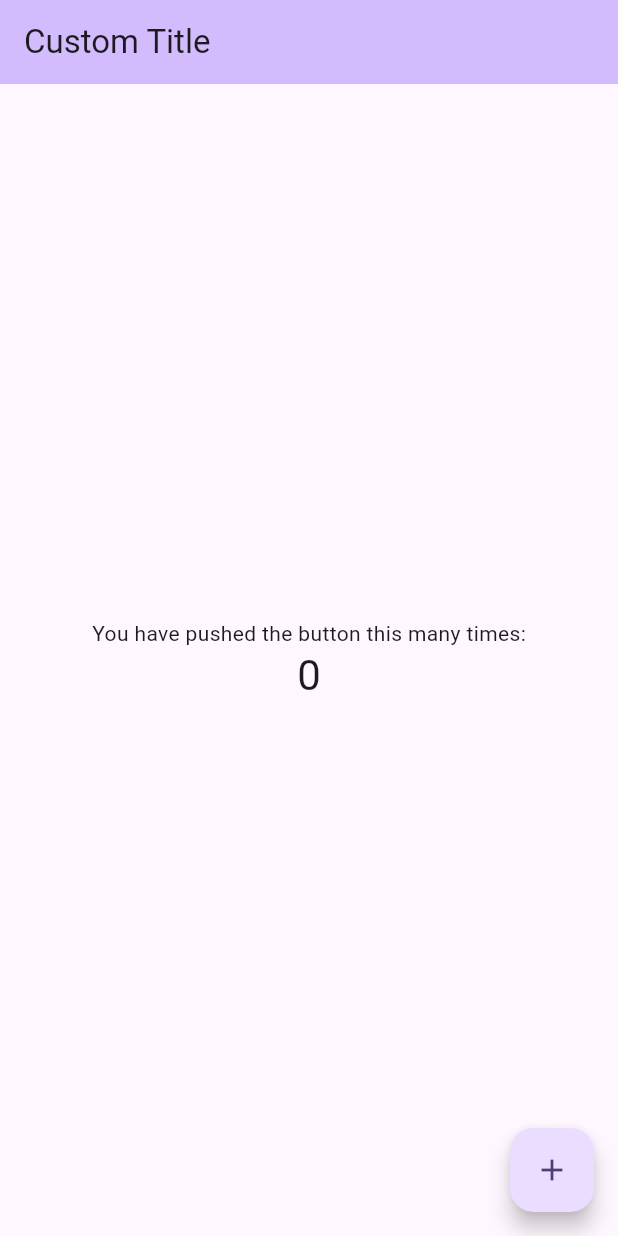
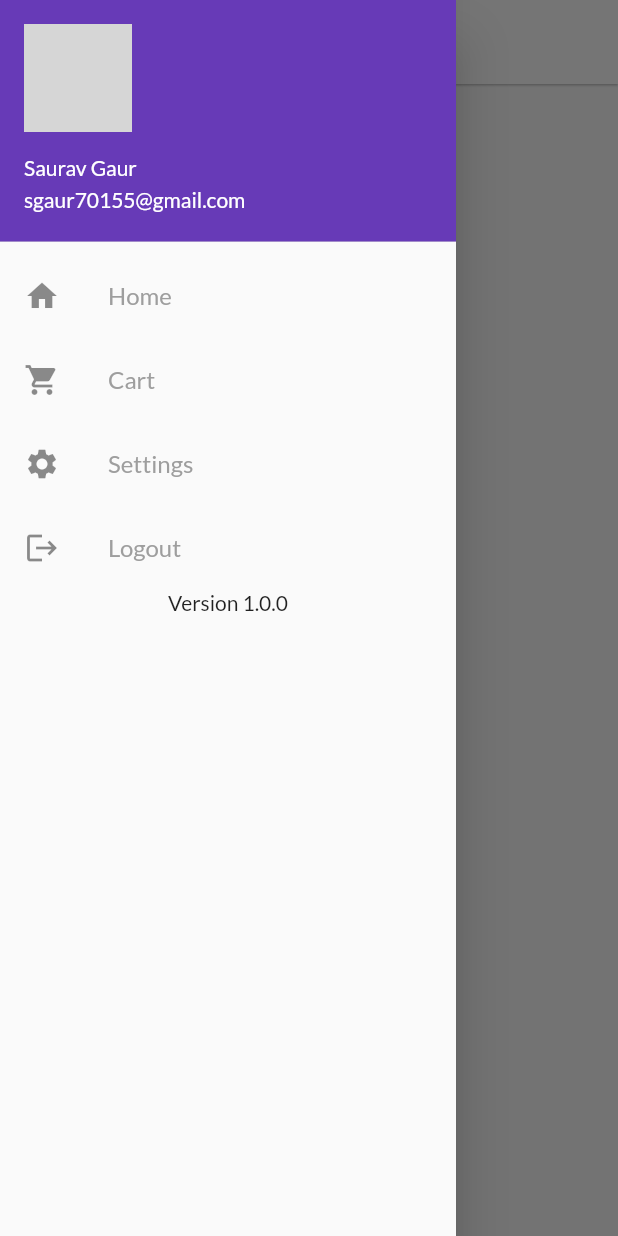
Before and after one commit to SauravGaur1/learn_flutter, a Flutter app: the screen it shows after launch, with the side drawer open (before the commit the screen has no drawer), on a phone screen of 412 x 824 dp. Run offline on Flutter 3.47's test engine with Material 2 defaults, Android fonts, the phone set to English and light mode, and no system bars; our stand-ins replace google_fonts; network calls fail; grey boxes are pictures that could not be loaded.

Commit message:
added drawer

```diff
--- a/lib/main.dart
+++ b/lib/main.dart
@@ -1,4 +1,9 @@
 import 'package:flutter/material.dart';
+import 'package:flutter_start/utils/routes.dart';
+import 'package:flutter_start/utils/themes.dart';
+import 'package:flutter_start/views/homePage.dart';
+import 'package:flutter_start/views/loginPage.dart';
+import 'package:google_fonts/google_fonts.dart';
 
 void main() {
   runApp(const MyApp());
@@ -13,58 +18,14 @@ class MyApp extends StatelessWidget {
     return MaterialApp(
       title: 'Flutter Demo',
       debugShowCheckedModeBanner: false,
-      theme: ThemeData(
-        colorScheme: ColorScheme.fromSeed(seedColor: Colors.deepPurple),
-        useMaterial3: true,
-      ),
-      home: const MyHomePage(title: 'Custom Title'),
+      initialRoute: MyRoutes.homeRoute,
+      routes: {
+        MyRoutes.homeRoute : (context)=> HomePage(),
+        MyRoutes.loginRoute : (context) => LoginPage()
+      },
+      theme: MyThemes.lightTheme(context),
+      darkTheme: MyThemes.darkTheme(context),
+      themeMode: MyThemes.getThemeMode(),
     );
   }
 }
-
-class MyHomePage extends StatefulWidget {
-  const MyHomePage({super.key, required this.title});
-  final String title;
-
-  @override
-  State<MyHomePage> createState() => _MyHomePageState();
-}
-
-class _MyHomePageState extends State<MyHomePage> {
-  int _counter = 0;
-
-  void _incrementCounter() {
-    setState(() {
-      _counter++;
-    });
-  }
-
-  @override
-  Widget build(BuildContext context) {
-    return Scaffold(
-      appBar: AppBar(
-        backgroundColor: Theme.of(context).colorScheme.inversePrimary,
-        title: Text(widget.title),
-      ),
-      body: Center(
-        child: Column(
-          mainAxisAlignment: MainAxisAlignment.center,
-          children: <Widget>[
-            const Text(
-              'You have pushed the button this many times:',
-            ),
-            Text(
-              '$_counter',
-              style: Theme.of(context).textTheme.headlineMedium,
-            ),
-          ],
-        ),
-      ),
-      floatingActionButton: FloatingActionButton(
-        onPressed: _incrementCounter,
-        tooltip: 'Increment',
-        child: const Icon(Icons.add),
-      ), // This trailing comma makes auto-formatting nicer for build methods.
-    );
-  }
-}
--- /dev/null
+++ b/lib/utils/routes.dart
@@ -0,0 +1,4 @@
+class MyRoutes {
+  static String homeRoute = '/';
+  static String loginRoute = '/login';
+}
--- /dev/null
+++ b/lib/utils/themes.dart
@@ -0,0 +1,20 @@
+import 'package:flutter/material.dart';
+import 'package:google_fonts/google_fonts.dart';
+class MyThemes {
+
+  static ThemeMode getThemeMode(){
+    return ThemeMode.system;
+  }
+
+  static ThemeData lightTheme(BuildContext context){
+    return ThemeData(
+      fontFamily: GoogleFonts.lato().fontFamily,
+      primarySwatch: Colors.deepPurple,
+    );
+  }
+  static ThemeData darkTheme(BuildContext context){
+    return ThemeData(
+      brightness: Brightness.dark,
+    );
+  }
+}
--- /dev/null
+++ b/lib/views/homePage.dart
@@ -0,0 +1,22 @@
+import 'package:flutter/material.dart';
+import 'package:flutter_start/widgets/drawer.dart';
+
+class HomePage extends StatelessWidget{
+  @override
+  Widget build(BuildContext context) {
+    return Scaffold(
+      appBar: AppBar(
+        backgroundColor: Colors.white,
+        elevation: .6,
+        iconTheme: IconThemeData(color: Colors.black),
+        title: const Text("Title", style: TextStyle(color: Colors.black),),
+      ),
+      drawer: MyDrawer(),
+      body: Center(
+        child: Container(
+          child: Text("Welcome Saurav Gaur"),
+        ),
+      ),
+    );
+  }
+}
--- /dev/null
+++ b/lib/widgets/drawer.dart
@@ -0,0 +1,44 @@
+import 'package:flutter/material.dart';
+class MyDrawer extends StatelessWidget{
+  @override
+  Widget build(BuildContext context) {
+    return Drawer(
+        child: ListView(
+          children: const [
+            UserAccountsDrawerHeader(
+              currentAccountPicture: (
+                CircleAvatar(
+                  backgroundImage: NetworkImage("https://media.licdn.com/dms/image/D5603AQHKXCwaa5Oy7Q/profile-displayphoto-shrink_100_100/0/1685719997480?e=1698883200&v=beta&t=JOfKq4fY2uZis3-O6uG1lEj0hxmkfHo5-O8kjHxWeg4"),
+                )
+              ),
+                accountName: Text("Saurav Gaur")
+                , accountEmail: Text("sgaur70155@gmail.com")),
+            ListTile(
+              style: ListTileStyle.list,
+              leading: Icon(Icons.home),
+              title: Text("Home", style: TextStyle(color: Colors.grey),),
+            ),
+            ListTile(
+              style: ListTileStyle.list,
+              leading: Icon(Icons.shopping_cart),
+              title: Text("Cart", style: TextStyle(color: Colors.grey),),
+            ),
+            ListTile(
+              style: ListTileStyle.list,
+              leading: Icon(Icons.settings),
+              title: Text("Settings", style: TextStyle(color: Colors.grey),),
+            ),
+            ListTile(
+              style: ListTileStyle.list,
+              leading: Icon(Icons.logout),
+              title: Text("Logout", style: TextStyle(color: Colors.grey),),
+            ),
+            Align(
+              alignment: Alignment.bottomCenter,
+              child: Text("Version 1.0.0"),
+            )
+          ],
+        ),
+    );
+  }
+}
--- a/pubspec.yaml
+++ b/pubspec.yaml
@@ -28,6 +28,7 @@ environment:
 # the latest version available on pub.dev. To see which dependencies have newer
 # versions available, run `flutter pub outdated`.
 dependencies:
+  google_fonts: ^5.1.0
   flutter:
     sdk: flutter
 
@@ -59,8 +60,8 @@ flutter:
   uses-material-design: true
 
   # To add assets to your application, add an assets section, like this:
-  # assets:
-  #   - images/a_dot_burr.jpeg
+  assets:
+     - assets/images/
   #   - images/a_dot_ham.jpeg
 
   # An image asset can refer to one or more resolution-specific "variants", see
```
Also changed, not shown: lib/views/loginPage.dart (added, +124 -0 lines), assets/images/login.png (added), pubspec.lock.
